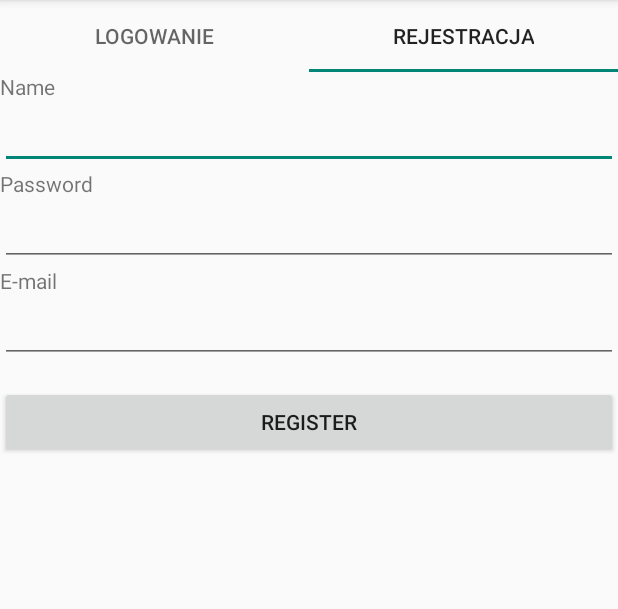
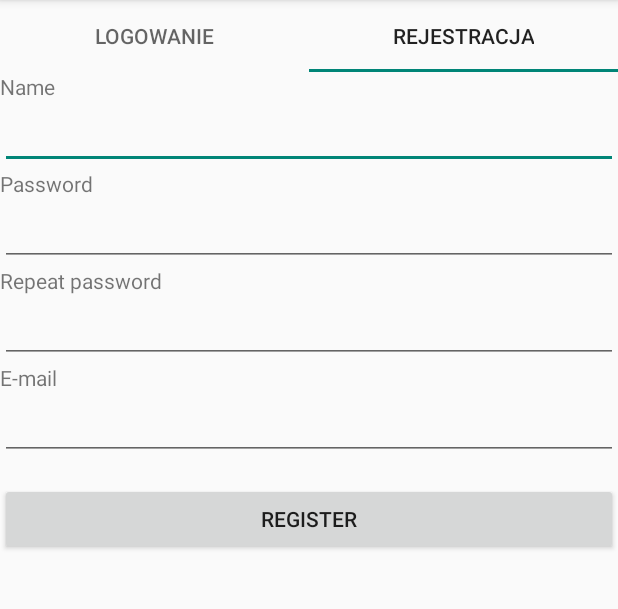
Before and after one commit to Trishun/PPZ_Project, an Android app: the screen it shows after launch (StartActivity), tab 2 chosen, on a phone screen of 412 x 824 dp, the part 84-693 px from its top. Run offline under Robolectric (Android 15) with nearby library versions, the phone set to English and light mode, and no system bars.

Commit message:
Add 'repeat password' field in registration form (enhancement, involves #9)

```diff
--- a/src/Client/app/src/main/java/pl/locationbasedgame/RegisterFragment.java
+++ b/src/Client/app/src/main/java/pl/locationbasedgame/RegisterFragment.java
@@ -13,6 +13,11 @@ import android.widget.Toast;
 // TODO: 15-Apr-17 RESOLVE CODE CODE DUPLICATION SOMEHOW
 public class RegisterFragment extends Fragment implements RegistrationResultListener {
 
+    private EditText nameEditText;
+    private EditText passwordEditText;
+    private EditText repeatedPasswordEditText;
+    private EditText mailEditText;
+
     @Override
     public View onCreateView(LayoutInflater inflater, ViewGroup container, Bundle savedInstanceState) {
         return inflater.inflate(R.layout.fragment_register, container, false);
@@ -21,7 +26,15 @@ public class RegisterFragment extends Fragment implements RegistrationResultList
     @Override
     public void onStart() {
         super.onStart();
+        getEditTexts();
         assignListeners();
+    }
+
+    private void getEditTexts() {
+        repeatedPasswordEditText = (EditText) getView().findViewById(R.id.et_repeated_password);
+        nameEditText = (EditText) getView().findViewById(R.id.et_name);
+        mailEditText = (EditText) getView().findViewById(R.id.et_mail);
+        passwordEditText = (EditText) getView().findViewById(R.id.et_password);
     }
 
     private void assignListeners() {
@@ -34,20 +47,24 @@ public class RegisterFragment extends Fragment implements RegistrationResultList
         });
     }
 
+    private boolean areBothPasswordsNotEqual(String password, String repeatedPassword) {
+        return !password.equals(repeatedPassword);
+    }
+
     private void register() {
-        EditText nameEditText = (EditText) getView().findViewById(R.id.et_name);
-        EditText passwordEditText = (EditText) getView().findViewById(R.id.et_password);
-        EditText mailEditText = (EditText) getView().findViewById(R.id.et_mail);
-
         String name = nameEditText.getText().toString();
         String password = passwordEditText.getText().toString();
+        String repeatedPassword = repeatedPasswordEditText.getText().toString();
         String mail = mailEditText.getText().toString();
 
-        if (areSpecified(name, password, mail)) {
-            sendLoginRequestToServer(name, password, mail);
-        }
-        else {
-            Toast.makeText(getActivity(), R.string.fill_form, Toast.LENGTH_SHORT).show();
+        if (areSpecified(name, password, repeatedPassword, mail)) {
+            if (areBothPasswordsNotEqual(password, repeatedPassword)) {
+                Toast.makeText(getContext(), R.string.passwords_dont_match, Toast.LENGTH_SHORT).show();
+            } else {
+                sendLoginRequestToServer(name, password, mail);
+            }
+        } else {
+            Toast.makeText(getContext(), R.string.fill_form, Toast.LENGTH_SHORT).show();
         }
     }
 
@@ -57,10 +74,9 @@ public class RegisterFragment extends Fragment implements RegistrationResultList
         registrator.execute(name, password, mail);
     }
 
-    private boolean areSpecified(String name, String password, String mail) {
-        return !name.isEmpty() && !password.isEmpty() && !mail.isEmpty();
+    private boolean areSpecified(String name, String password, String repeated, String mail) {
+        return !name.isEmpty() && !password.isEmpty() && !repeated.isEmpty() && !mail.isEmpty();
     }
-
 
     @Override
     public void onRegistrationSuccess() {
--- a/src/Client/app/src/main/res/layout/fragment_register.xml
+++ b/src/Client/app/src/main/res/layout/fragment_register.xml
@@ -31,6 +31,18 @@
     <TextView
         android:layout_width="wrap_content"
         android:layout_height="wrap_content"
+        android:text="@string/password_repeat"/>
+    <EditText
+        android:id="@+id/et_repeated_password"
+        android:layout_width="match_parent"
+        android:layout_height="wrap_content"
+        android:maxLines="1"
+        android:gravity="center_horizontal"
+        android:inputType="textPassword" />
+
+    <TextView
+        android:layout_width="wrap_content"
+        android:layout_height="wrap_content"
         android:text="@string/e_mail"/>
     <EditText
         android:id="@+id/et_mail"
--- a/src/Client/app/src/main/res/values/strings.xml
+++ b/src/Client/app/src/main/res/values/strings.xml
@@ -18,4 +18,6 @@
     <string name="registration_success">Rejestracja przebiegła pomyślnie!</string>
     <string name="fill_form">Wypełnij wszystkie pola formularza rejestracji</string>
     <string name="registration_error">Wystąpił błąd przy rejestracji</string>
+    <string name="password_repeat">Repeat password</string>
+    <string name="passwords_dont_match">Wpisane hasła nie są identyczne!</string>
 </resources>
```
